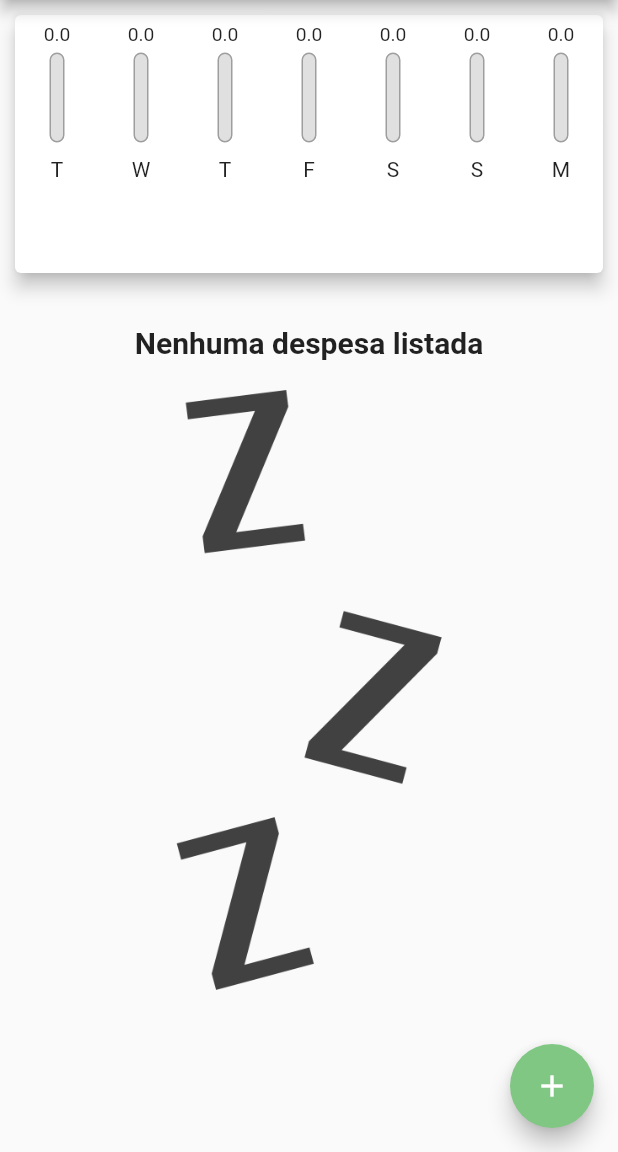
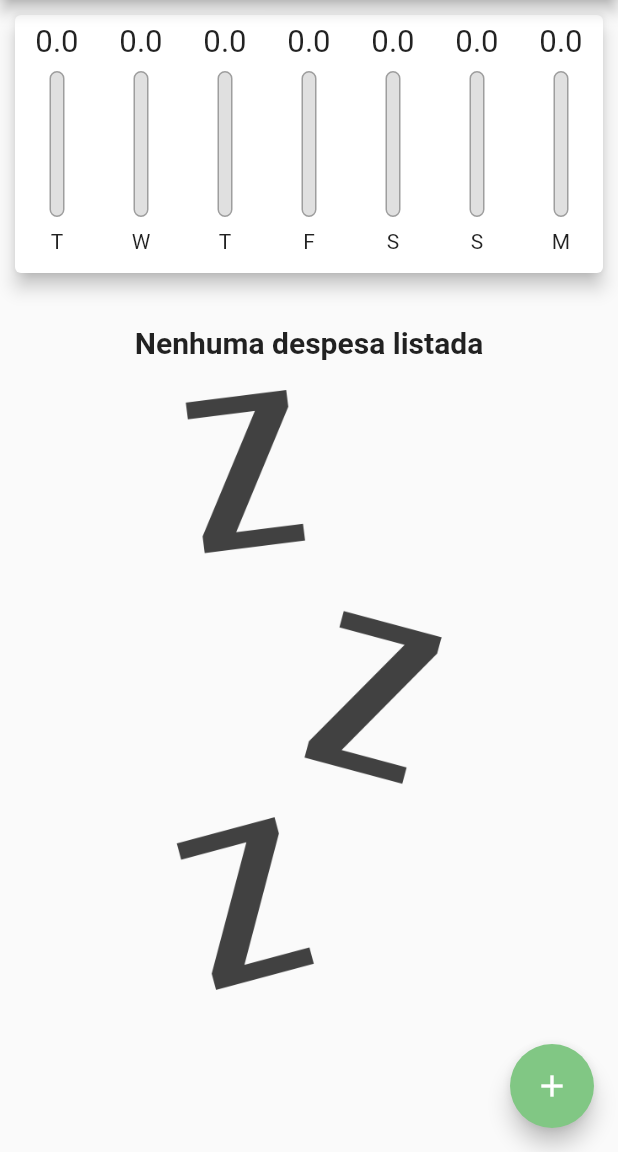
Before and after one commit to kiszewski/ExpensesApp, a Flutter app: the screen it shows after launch, on a phone screen of 412 x 824 dp, the part 84-1236 px from its top. Run offline on Flutter 3.47's test engine with Material 2 defaults, Android fonts, the phone set to English and light mode, and no system bars.

Commit message:
aplicando responsividade com LayoutBuilder

```diff
--- a/lib/components/chart_bar.dart
+++ b/lib/components/chart_bar.dart
@@ -13,19 +13,21 @@ class ChartBar extends StatelessWidget {
 
   @override
   Widget build(BuildContext context) {
+    return LayoutBuilder(
+      builder: (ctx, constraints) {
         return Column(
           children: <Widget>[
             Container(
-            height: 15,
+                height: constraints.maxHeight * 0.15,
                 width: 50,
                 child: FittedBox(
                     child: Text(
                   '$totalSpent',
                   style: TextStyle(fontSize: 30),
                 ))),
-        SizedBox(height: 5),
+            SizedBox(height: constraints.maxHeight * 0.05),
             Container(
-          height: 60,
+              height: constraints.maxHeight * 0.6,
               width: 10,
               child: Stack(
                 alignment: Alignment.bottomCenter,
@@ -47,9 +49,14 @@ class ChartBar extends StatelessWidget {
                 ],
               ),
             ),
-        SizedBox(height: 10),
-        Text(weekDay),
+            SizedBox(height: constraints.maxHeight * 0.05),
+            Container(
+              child: Text(weekDay),
+              height: constraints.maxHeight * 0.15,
+            ),
           ],
+        );
+      },
     );
   }
 }
```
Lines whose indentation alone changed are shown as unchanged.
